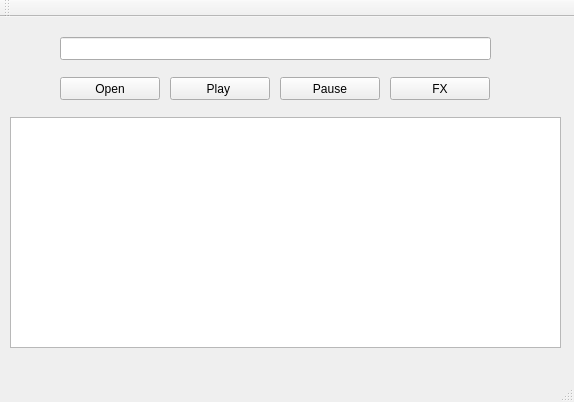
Qt form vrokmain.ui (manushanga/vrok) before a commit.
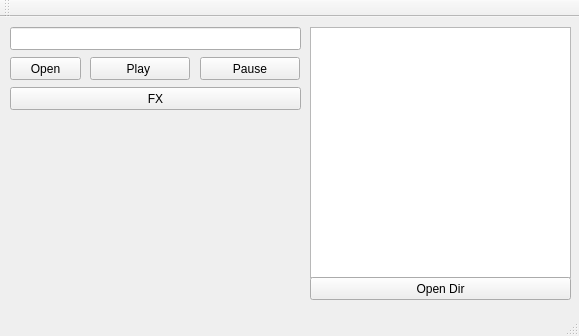
The same form after that commit.

Diff of the .ui file:
```diff
--- a/vrokmain.ui
+++ b/vrokmain.ui
@@ -6,8 +6,8 @@
    <rect>
     <x>0</x>
     <y>0</y>
-    <width>574</width>
-    <height>402</height>
+    <width>579</width>
+    <height>336</height>
    </rect>
   </property>
   <property name="windowTitle">
@@ -17,12 +17,24 @@
    <widget class="QPushButton" name="btnPlay">
     <property name="geometry">
      <rect>
-      <x>170</x>
-      <y>60</y>
+      <x>90</x>
+      <y>40</y>
       <width>100</width>
       <height>23</height>
      </rect>
     </property>
+    <property name="minimumSize">
+     <size>
+      <width>100</width>
+      <height>23</height>
+     </size>
+    </property>
+    <property name="maximumSize">
+     <size>
+      <width>100</width>
+      <height>23</height>
+     </size>
+    </property>
     <property name="text">
      <string>Play </string>
     </property>
@@ -33,9 +45,9 @@
    <widget class="QLineEdit" name="txtFile">
     <property name="geometry">
      <rect>
-      <x>60</x>
-      <y>20</y>
-      <width>431</width>
+      <x>10</x>
+      <y>10</y>
+      <width>291</width>
       <height>23</height>
      </rect>
     </property>
@@ -46,12 +58,24 @@
    <widget class="QPushButton" name="btnFX">
     <property name="geometry">
      <rect>
-      <x>390</x>
-      <y>60</y>
-      <width>100</width>
+      <x>10</x>
+      <y>70</y>
+      <width>291</width>
       <height>23</height>
      </rect>
     </property>
+    <property name="minimumSize">
+     <size>
+      <width>100</width>
+      <height>23</height>
+     </size>
+    </property>
+    <property name="maximumSize">
+     <size>
+      <width>500</width>
+      <height>23</height>
+     </size>
+    </property>
     <property name="text">
      <string>FX</string>
     </property>
@@ -65,12 +89,24 @@
    <widget class="QPushButton" name="btnOpen">
     <property name="geometry">
      <rect>
-      <x>60</x>
-      <y>60</y>
-      <width>100</width>
+      <x>10</x>
+      <y>40</y>
+      <width>71</width>
       <height>23</height>
      </rect>
     </property>
+    <property name="minimumSize">
+     <size>
+      <width>71</width>
+      <height>23</height>
+     </size>
+    </property>
+    <property name="maximumSize">
+     <size>
+      <width>71</width>
+      <height>23</height>
+     </size>
+    </property>
     <property name="text">
      <string>Open</string>
     </property>
@@ -81,24 +117,52 @@
    <widget class="QPushButton" name="btnPause">
     <property name="geometry">
      <rect>
-      <x>280</x>
-      <y>60</y>
+      <x>200</x>
+      <y>40</y>
       <width>100</width>
       <height>23</height>
      </rect>
     </property>
+    <property name="minimumSize">
+     <size>
+      <width>100</width>
+      <height>23</height>
+     </size>
+    </property>
+    <property name="maximumSize">
+     <size>
+      <width>100</width>
+      <height>23</height>
+     </size>
+    </property>
     <property name="text">
      <string>Pause</string>
     </property>
    </widget>
-   <widget class="QGraphicsView" name="gvBox">
+   <widget class="QListView" name="lvFiles">
     <property name="geometry">
      <rect>
-      <x>10</x>
-      <y>100</y>
-      <width>551</width>
-      <height>231</height>
+      <x>310</x>
+      <y>10</y>
+      <width>261</width>
+      <height>251</height>
      </rect>
+    </property>
+    <property name="editTriggers">
+     <set>QAbstractItemView::NoEditTriggers</set>
+    </property>
+   </widget>
+   <widget class="QPushButton" name="btnOpenDir">
+    <property name="geometry">
+     <rect>
+      <x>310</x>
+      <y>260</y>
+      <width>261</width>
+      <height>23</height>
+     </rect>
+    </property>
+    <property name="text">
+     <string>Open Dir</string>
     </property>
    </widget>
   </widget>
```
Left out of the diff: 2 changed lines with no effect on the pictures.
